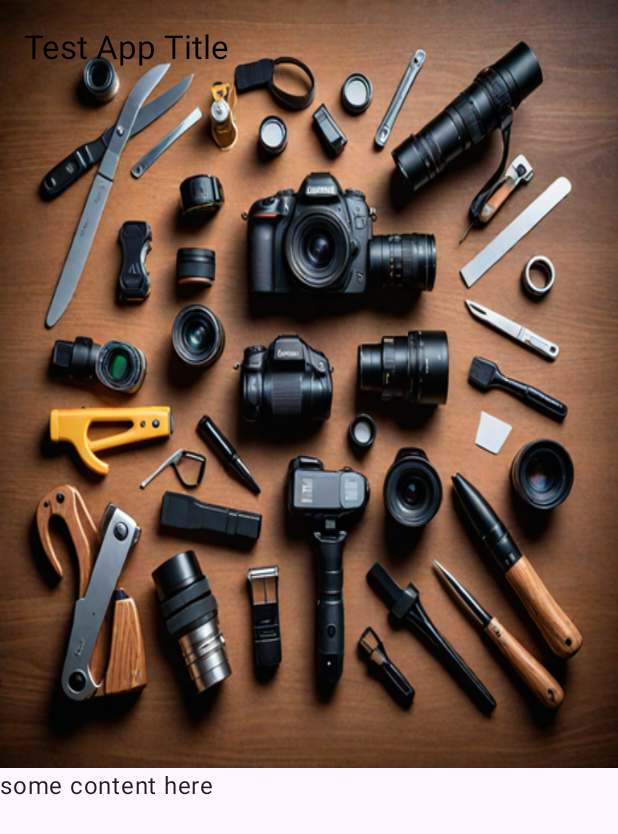
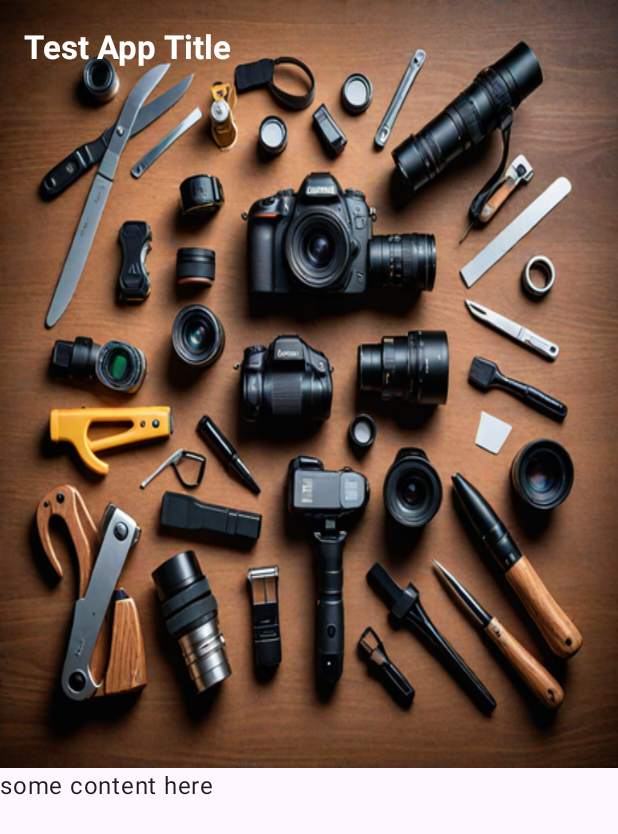
Before and after one commit to hanscappelle/anamorphic-desqueeze-android-app, an Android app built with Jetpack Compose: the @Preview function AppScaffoldPreview, on a phone screen of 412 x 824 dp. Shown: the top 834 px of the screen. Run offline under Robolectric (Android 15) with nearby library versions, the phone set to English and light mode, and no system bars.

Commit message:
update header title style

```diff
--- a/app/src/main/java/be/hcpl/android/photofilters/AppScaffold.kt
+++ b/app/src/main/java/be/hcpl/android/photofilters/AppScaffold.kt
@@ -19,6 +19,7 @@ import androidx.compose.ui.graphics.Color
 import androidx.compose.ui.layout.ContentScale
 import androidx.compose.ui.res.painterResource
 import androidx.compose.ui.res.stringResource
+import androidx.compose.ui.text.font.FontWeight
 import androidx.compose.ui.tooling.preview.Preview
 import be.hcpl.android.photofilters.ui.theme.AnamorphicDesqueezeTheme
 
@@ -40,7 +41,13 @@ fun AppScaffold(
                         navigationIconContentColor = Color.Black,
                         actionIconContentColor = Color.Black,
                     ),
-                    title = { Text(text = title) },
+                    title = {
+                        Text(
+                            text = title,
+                            color = Color.White,
+                            fontWeight = FontWeight.Bold,
+                        )
+                    },
                     modifier = Modifier.paint(
                         painter = painterResource(R.drawable.background),
                         contentScale = ContentScale.FillBounds,
--- a/app/src/main/java/be/hcpl/android/photofilters/ui/theme/Theme.kt
+++ b/app/src/main/java/be/hcpl/android/photofilters/ui/theme/Theme.kt
@@ -55,7 +55,7 @@ fun AnamorphicDesqueezeTheme(
     val view = LocalView.current
     val window = (view.context as Activity).window
     // here change the status bar element color
-    WindowCompat.getInsetsController(window, view).isAppearanceLightStatusBars = true
+    WindowCompat.getInsetsController(window, view).isAppearanceLightStatusBars = false
 
     MaterialTheme(
         colorScheme = colorScheme,
--- a/gradle/libs.versions.toml
+++ b/gradle/libs.versions.toml
@@ -3,7 +3,7 @@ agp = "8.8.2"
 kotlin = "2.0.0"
 coreKtx = "1.16.0"
 lifecycleRuntimeKtx = "2.9.4"
-activityCompose = "1.10.0"
+activityCompose = "1.10.1"
 composeBom = "2025.09.00"
 coil = "2.7.0"
 koin = "4.0.2"
```
Also changed, not shown: app/src/main/java/be/hcpl/android/photofilters/MainActivity.kt (+0 -9 lines).
